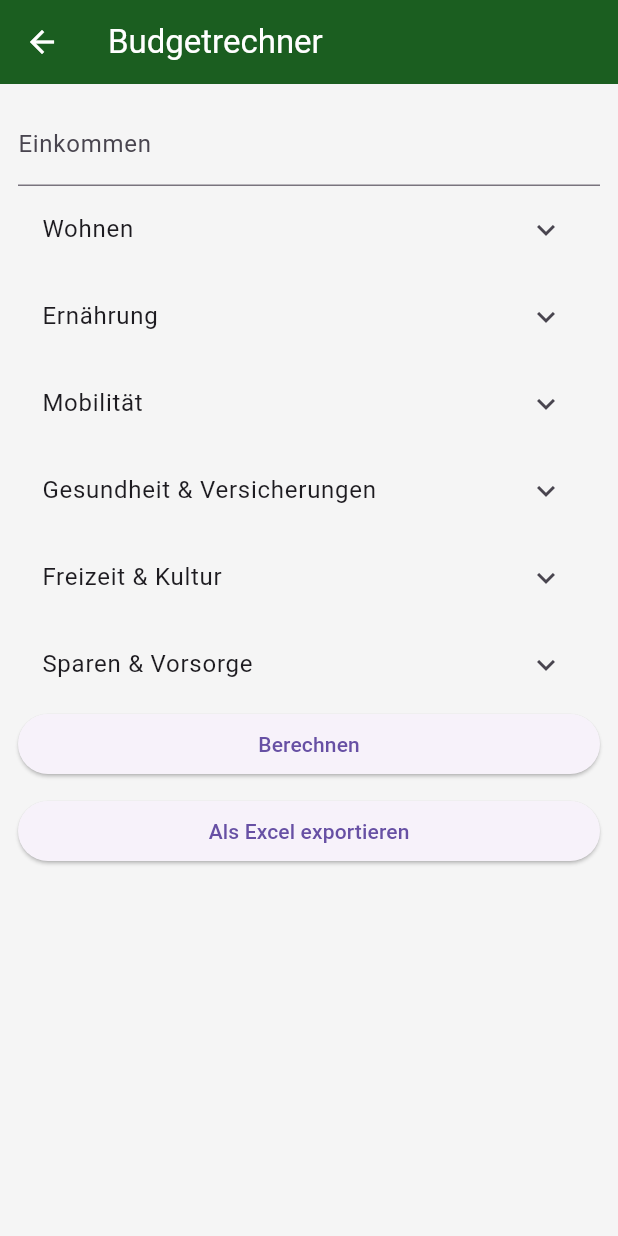
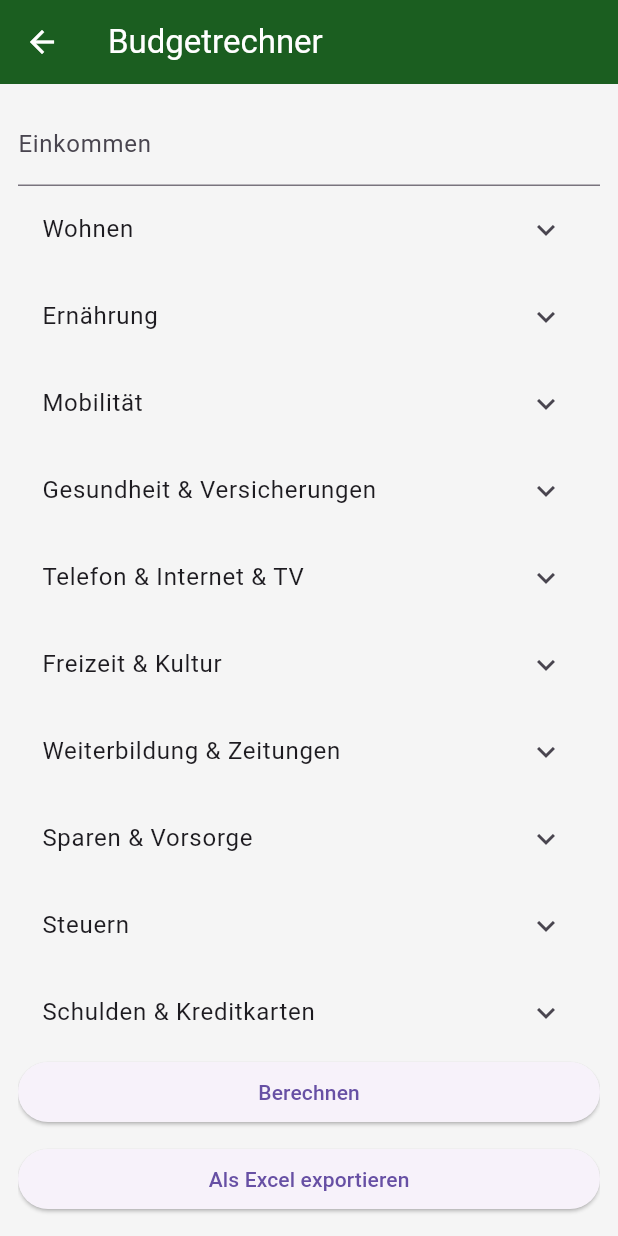
Before and after one commit to LinuxKaliUser/ssf_app, a Flutter app: the BudgetCalculatorScreen screen opened directly, on a phone screen of 412 x 824 dp. Run offline on Flutter 3.47's test engine with Material 3 defaults, Android fonts, the phone set to English and light mode, and no system bars; our stand-ins replace fl_chart; missing offline and left inert: dart:html, excel.

Commit message:
Budget rechner ausgebaut

```diff
--- a/lib/ui/budget_calculator_screen.dart
+++ b/lib/ui/budget_calculator_screen.dart
@@ -50,13 +50,33 @@ class _BudgetCalculatorScreenState extends State<BudgetCalculatorScreen> {
         items: [
           BudgetItem(label: "Krankenkasse"),
           BudgetItem(label: "Zusatzversicherungen"),
+          BudgetItem(label: "Medikamente"),
+          BudgetItem(label: "Zahnarzt"),
+          BudgetItem(label: "Therapie"),
         ],
       ),
+
+BudgetCategory(
+        name: "Telefon & Internet & TV",
+        items: [
+          BudgetItem(label: "Internet, TV, Festnetz, Mobil"),
+          BudgetItem(label: "Billag Gebühren"),
+          BudgetItem(label:   "Streaming Abos (Netflix, Spotify, etc.)"),
+        ],
+      ),
+
       BudgetCategory(
         name: "Freizeit & Kultur",
         items: [
           BudgetItem(label: "Ferien"),
-          BudgetItem(label: "Hobbys, Sport, Kino"),
+          BudgetItem(label: "Hobbys, Sport, Verein, Kino"),
+        ],
+      ),
+       BudgetCategory(
+        name: "Weiterbildung & Zeitungen",
+        items: [
+          BudgetItem(label: "Weitere Bildung"),
+          BudgetItem(label: "Zeitungen, Magazine, Bücher, etc."),
         ],
       ),
       BudgetCategory(
@@ -64,6 +84,27 @@ class _BudgetCalculatorScreenState extends State<BudgetCalculatorScreen> {
         items: [
           BudgetItem(label: "Säule 3a"),
           BudgetItem(label: "Wertschriften / Investments"),
+        ],
+      ),
+      BudgetCategory(
+        name: "Steuern",
+        items: [
+          BudgetItem(label: "Gemeindesteuern"),
+          BudgetItem(label: "Kantonssteuern"),
+          BudgetItem(label: "Bundessteuern"),
+          BudgetItem(label: "Quellensteuern"),
+          BudgetItem(label: "Wehrpflichtersatz"),
+          BudgetItem(label: "Feuerwehrersatzabgabe"),
+          BudgetItem(label: "Kirchensteuern"),
+        ],
+      ),
+      BudgetCategory(
+        name: "Schulden & Kreditkarten",
+        items: [
+          BudgetItem(label: "Schulden"),
+          BudgetItem(label: "Kreditkarten"),
+          BudgetItem(label: "Schuldzinsen"),
+          BudgetItem(label: "Kreditkartengebühren & Zinsen"),
         ],
       ),
     ];
```
